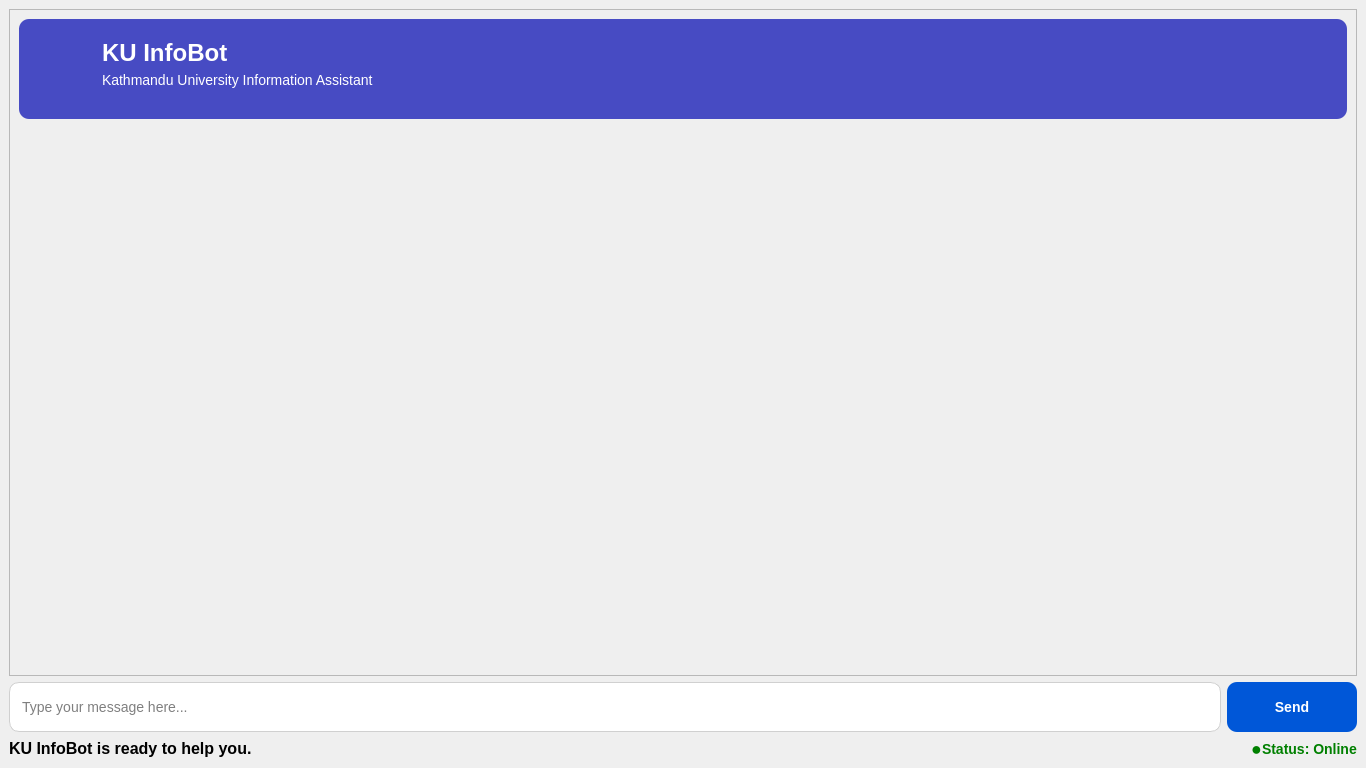
Qt form mainwindow.ui (ajesh151/KU-INFOBOT) before a commit.
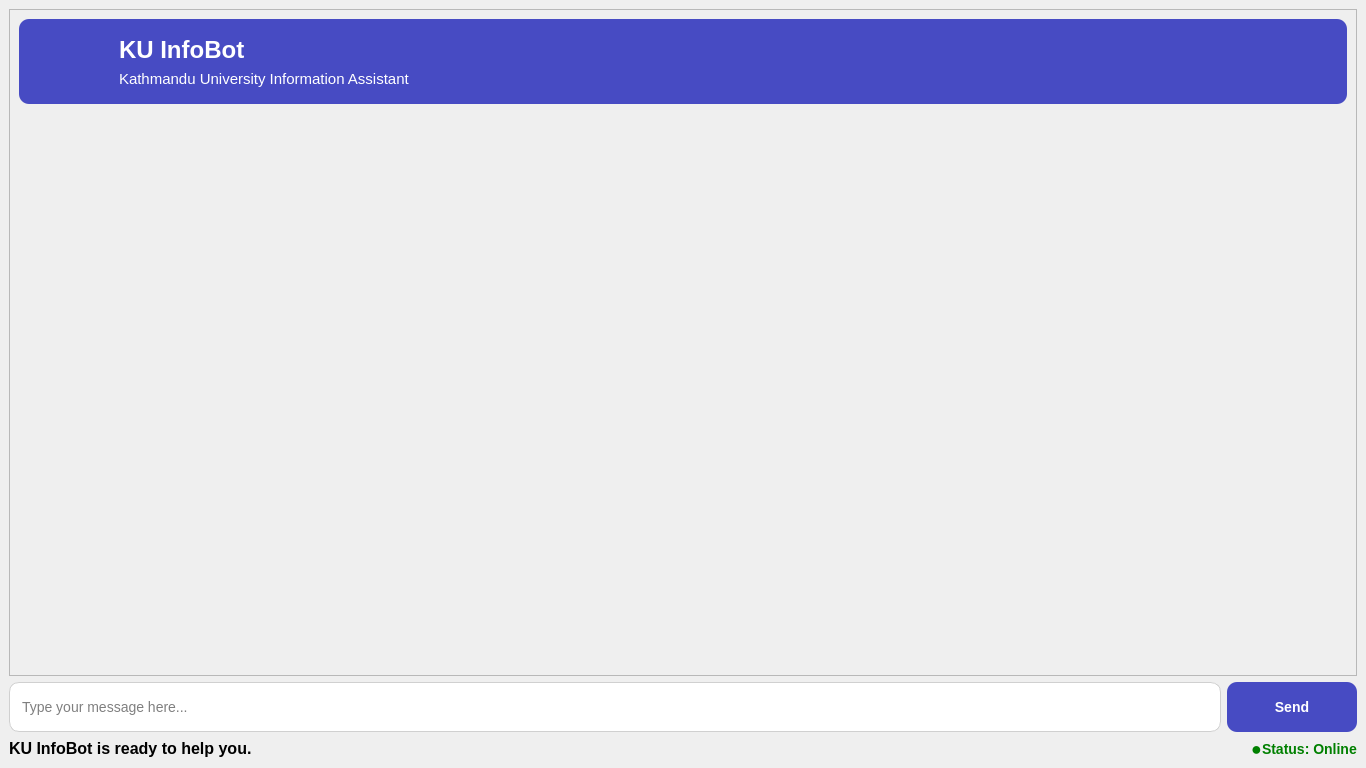
The same form after that commit. Icons and pictures are not drawn.

Commit message: dimensions of label and icons updated

```diff
--- a/mainwindow.ui
+++ b/mainwindow.ui
@@ -40,7 +40,7 @@
           <property name="minimumSize">
            <size>
             <width>0</width>
-            <height>100</height>
+            <height>85</height>
            </size>
           </property>
           <property name="autoFillBackground">
@@ -55,10 +55,10 @@
           <widget class="QLabel" name="lblKULogo">
            <property name="geometry">
             <rect>
-             <x>-10</x>
-             <y>9</y>
-             <width>101</width>
-             <height>81</height>
+             <x>10</x>
+             <y>2</y>
+             <width>80</width>
+             <height>80</height>
             </rect>
            </property>
            <property name="minimumSize">
@@ -77,10 +77,10 @@
           <widget class="QLabel" name="lblBotAvatar">
            <property name="geometry">
             <rect>
-             <x>1125</x>
-             <y>5</y>
-             <width>90</width>
-             <height>90</height>
+             <x>1140</x>
+             <y>0</y>
+             <width>81</width>
+             <height>81</height>
             </rect>
            </property>
            <property name="minimumSize">
@@ -99,10 +99,10 @@
           <widget class="QLabel" name="lblTitle">
            <property name="geometry">
             <rect>
-             <x>83</x>
-             <y>18</y>
+             <x>100</x>
+             <y>10</y>
              <width>125</width>
-             <height>31</height>
+             <height>41</height>
             </rect>
            </property>
            <property name="styleSheet">
@@ -119,15 +119,15 @@
           <widget class="QLabel" name="lblSubtitle">
            <property name="geometry">
             <rect>
-             <x>83</x>
-             <y>45</y>
-             <width>281</width>
-             <height>31</height>
+             <x>100</x>
+             <y>50</y>
+             <width>311</width>
+             <height>20</height>
             </rect>
            </property>
            <property name="styleSheet">
             <string>
-font-size:14px;
+font-size:15px;
 color:white;
             </string>
            </property>
@@ -202,7 +202,7 @@
          </property>
          <property name="styleSheet">
           <string>
-background:#0057D8;
+background:#474BC3;
 color:white;
 font-size:14px;
 font-weight:bold;
```
Left out of the diff: 3 changed lines with no effect on the pictures. The commit also changes 1 other file.
